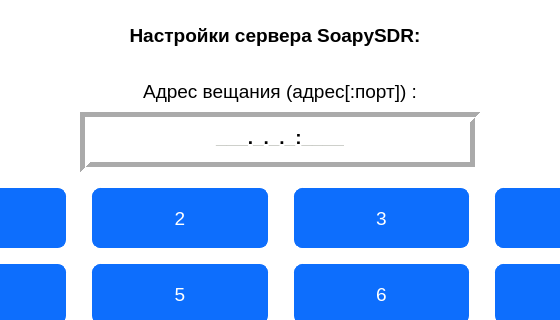
Before: the Qt Designer form win_server.ui in PloticynaEl/SDR, drawn with Qt 5; both pictures show x 120 to 680 and y 0 to 320 of the 800 by 480 pixel window.
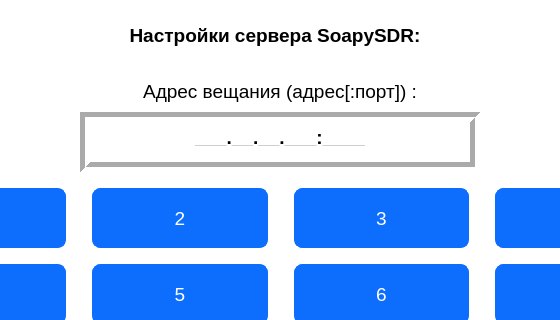
After: the same form once the commit is applied.

```diff
--- a/win_server.ui
+++ b/win_server.ui
@@ -182,7 +182,7 @@
 &lt;html&gt;&lt;head&gt;&lt;meta name=&quot;qrichtext&quot; content=&quot;1&quot; /&gt;&lt;style type=&quot;text/css&quot;&gt;
 p, li { white-space: pre-wrap; }
 &lt;/style&gt;&lt;/head&gt;&lt;body style=&quot; font-family:'Arial'; font-size:11pt; font-weight:400; font-style:normal;&quot;&gt;
-&lt;p align=&quot;center&quot; style=&quot; margin-top:0px; margin-bottom:0px; margin-left:0px; margin-right:0px; -qt-block-indent:0; text-indent:0px;&quot;&gt;&lt;span style=&quot; font-family:'Ubuntu'; font-size:14pt; font-weight:600; color:#babdb6;&quot;&gt;___&lt;/span&gt;&lt;span style=&quot; font-family:'Ubuntu'; font-size:14pt; font-weight:600;&quot;&gt;.&lt;/span&gt;&lt;span style=&quot; font-family:'Ubuntu'; font-size:14pt; font-weight:600; color:#babdb6;&quot;&gt;_&lt;/span&gt;&lt;span style=&quot; font-family:'Ubuntu'; font-size:14pt; font-weight:600;&quot;&gt;.&lt;/span&gt;&lt;span style=&quot; font-family:'Ubuntu'; font-size:14pt; font-weight:600; color:#babdb6;&quot;&gt;_&lt;/span&gt;&lt;span style=&quot; font-family:'Ubuntu'; font-size:14pt; font-weight:600;&quot;&gt;.&lt;/span&gt;&lt;span style=&quot; font-family:'Ubuntu'; font-size:14pt; font-weight:600; color:#babdb6;&quot;&gt;_&lt;/span&gt;&lt;span style=&quot; font-family:'Ubuntu'; font-size:14pt; font-weight:600;&quot;&gt;:&lt;/span&gt;&lt;span style=&quot; font-family:'Ubuntu'; font-size:14pt; font-weight:600; color:#babdb6;&quot;&gt;____&lt;/span&gt;&lt;/p&gt;&lt;/body&gt;&lt;/html&gt;</string>
+&lt;p align=&quot;center&quot; style=&quot; margin-top:0px; margin-bottom:0px; margin-left:0px; margin-right:0px; -qt-block-indent:0; text-indent:0px;&quot;&gt;&lt;span style=&quot; font-family:'Ubuntu'; font-size:14pt; font-weight:600; color:#babdb6;&quot;&gt;___&lt;/span&gt;&lt;span style=&quot; font-family:'Arial'; font-size:14pt; font-weight:600;&quot;&gt;.&lt;/span&gt;&lt;span style=&quot; font-family:'Arial'; font-size:14pt; font-weight:600; color:#babdb6;&quot;&gt;__&lt;/span&gt;&lt;span style=&quot; font-family:'Arial'; font-size:14pt; font-weight:600;&quot;&gt;.&lt;/span&gt;&lt;span style=&quot; font-family:'Arial'; font-size:14pt; font-weight:600; color:#babdb6;&quot;&gt;__&lt;/span&gt;&lt;span style=&quot; font-family:'Arial'; font-size:14pt; font-weight:600;&quot;&gt;.&lt;/span&gt;&lt;span style=&quot; font-family:'ArialArial'; font-size:14pt; font-weight:600; color:#babdb6;&quot;&gt;___&lt;/span&gt;&lt;span style=&quot; font-family:'Arial'; font-size:14pt; font-weight:600;&quot;&gt;:&lt;/span&gt;&lt;span style=&quot; font-family:'Arial'; font-size:14pt; font-weight:600; color:#babdb6;&quot;&gt;____&lt;/span&gt;&lt;/p&gt;&lt;/body&gt;&lt;/html&gt;</string>
          </property>
         </widget>
        </item>
```
Left out of the diff: 6 changed lines with no effect on the pictures.
